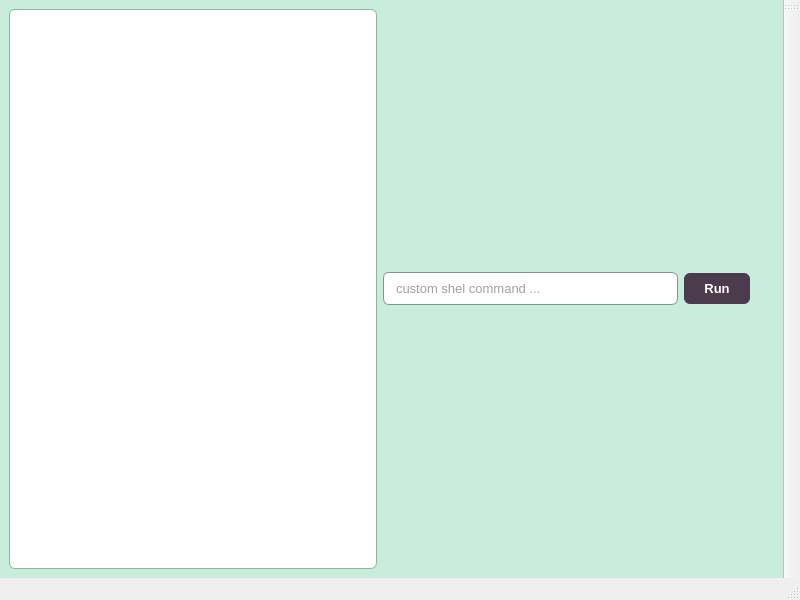
Above: dashboard/mainwindow.ui from Florence-Navet/inferno before the change. Below: the same form after it.
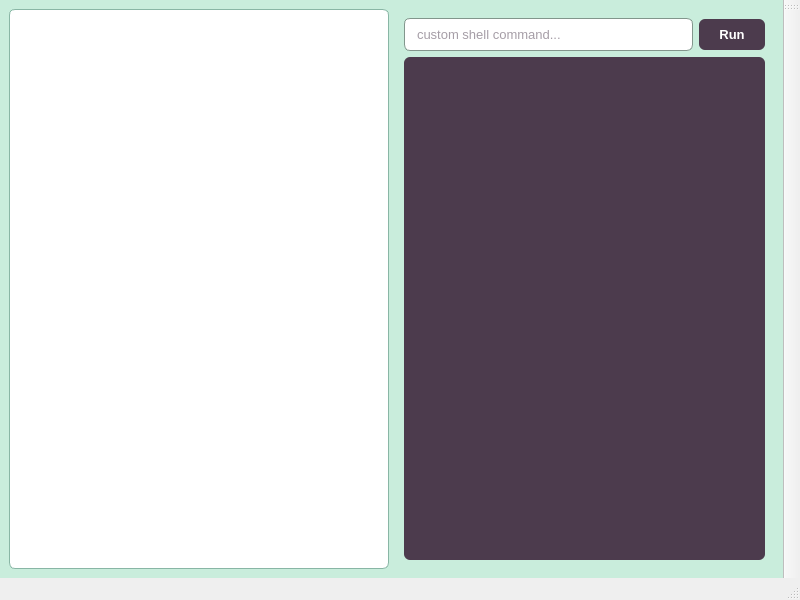
That is the form after the change.

Commit message: feat(dashboard): add agent list and output view with hardcoded data

Diff of the .ui file:
```diff
--- a/dashboard/mainwindow.ui
+++ b/dashboard/mainwindow.ui
@@ -18,7 +18,6 @@
     <string notr="true">QWidget#centralwidget {
     background-color: #C9EDDC;
 }
-
 QListWidget, QListView {
     background-color: #ffffff;
     border: 1px solid #89B6A5;
@@ -27,17 +26,14 @@
     color: #4C3B4D;
     font-size: 13px;
 }
-
 QListWidget::item {
     padding: 6px 8px;
     border-radius: 4px;
 }
-
 QListWidget::item:selected {
     background-color: #89B6A5;
     color: #ffffff;
 }
-
 QLineEdit {
     background-color: #ffffff;
     border: 1px solid #82968C;
@@ -46,11 +42,9 @@
     color: #4C3B4D;
     font-size: 13px;
 }
-
 QLineEdit:focus {
     border: 1px solid #4C3B4D;
 }
-
 QPushButton {
     background-color: #4C3B4D;
     color: #ffffff;
@@ -60,32 +54,46 @@
     font-weight: bold;
     font-size: 13px;
 }
-
 QPushButton:hover {
     background-color: #6A706E;
 }
-
 QPushButton:pressed {
     background-color: #82968C;
+}
+QTextEdit {
+    background-color: #4C3B4D;
+    color: #C9EDDC;
+    border: none;
+    border-radius: 6px;
+    padding: 10px;
+    font-family: "Consolas", monospace;
+    font-size: 12px;
 }</string>
    </property>
-   <layout class="QHBoxLayout" name="horizontalLayout_2">
-    <item>
      <layout class="QHBoxLayout" name="horizontalLayout">
       <item>
-       <widget class="QListView" name="listView"/>
+     <widget class="QListWidget" name="agentList"/>
       </item>
       <item>
-       <layout class="QHBoxLayout" name="horizontalLayout_3">
+     <widget class="QWidget" name="mainPanel" native="true">
+      <layout class="QVBoxLayout" name="verticalLayout">
         <item>
-         <widget class="QLineEdit" name="lineEdit">
+        <layout class="QHBoxLayout" name="executeRow">
+         <item>
+          <widget class="QLineEdit" name="commandEdit">
           <property name="placeholderText">
-           <string>custom shel command ...</string>
+            <string>custom shell command...</string>
           </property>
          </widget>
         </item>
         <item>
-         <widget class="QPushButton" name="pushButton">
+          <widget class="QPushButton" name="runButton">
+           <property name="sizePolicy">
+            <sizepolicy hsizetype="Fixed" vsizetype="Fixed">
+             <horstretch>0</horstretch>
+             <verstretch>0</verstretch>
+            </sizepolicy>
+           </property>
           <property name="text">
            <string>Run</string>
           </property>
@@ -94,11 +102,14 @@
        </layout>
       </item>
       <item>
-       <widget class="QWidget" name="widget" native="true">
-        <layout class="QVBoxLayout" name="verticalLayout"/>
+        <widget class="QTextEdit" name="outputView">
+         <property name="readOnly">
+          <bool>true</bool>
+         </property>
        </widget>
       </item>
      </layout>
+     </widget>
     </item>
    </layout>
   </widget>
```
Left out of the diff: 2 changed lines with no effect on the pictures. Lines whose indentation alone changed are shown as unchanged. The commit also changes 2 other files.
